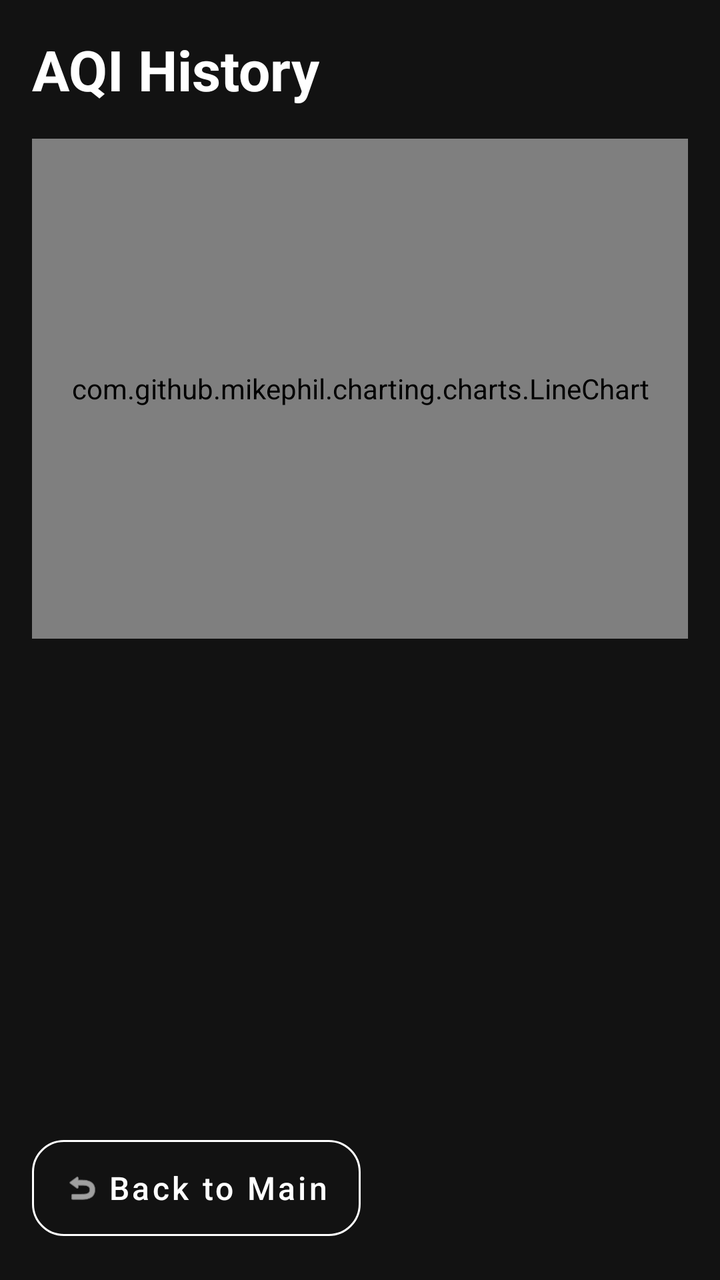
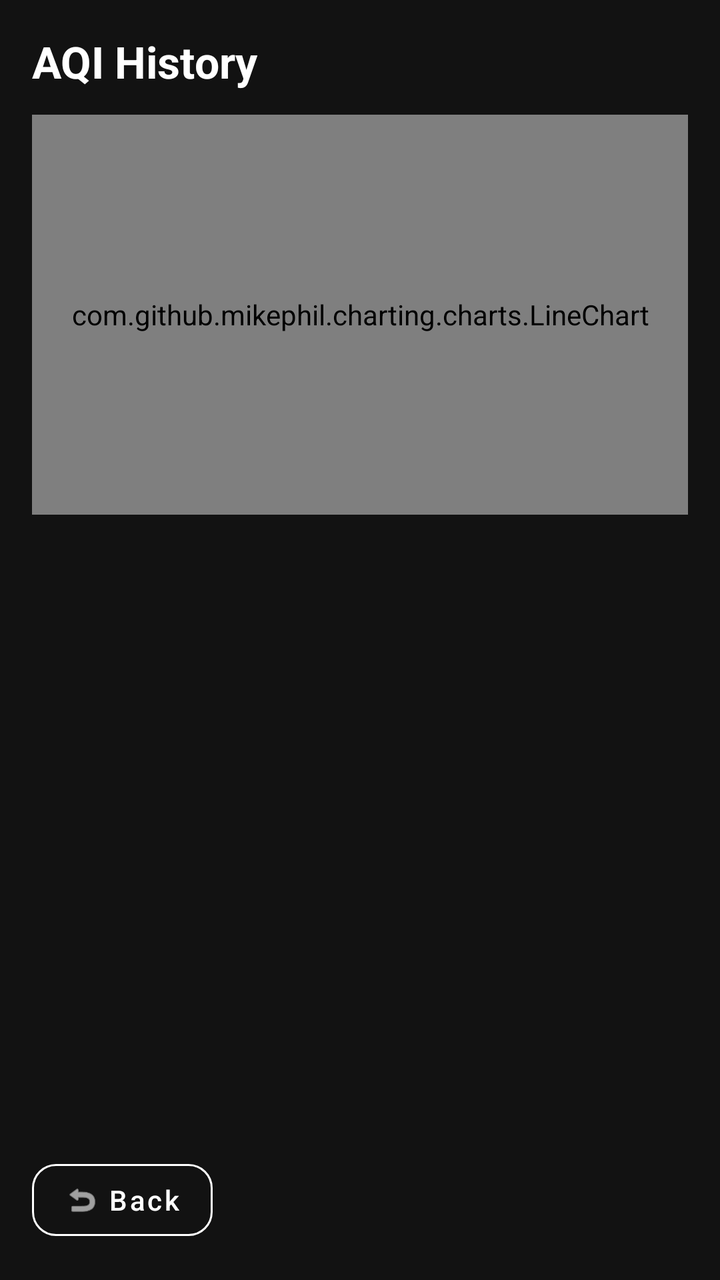

The first picture is an Android layout as it rendered before a commit; the second is the same layout after the commit. The layout source and the unified diff follow.
<!-- AndroidManifest.xml: application theme Theme.Project_AQI -->
<!-- res/layout/activity_history.xml -->
<?xml version="1.0" encoding="utf-8"?>
<LinearLayout
    xmlns:android="http://schemas.android.com/apk/res/android"
    xmlns:app="http://schemas.android.com/apk/res-auto"
    android:layout_width="match_parent"
    android:layout_height="match_parent"
    android:orientation="vertical"
    android:background="#121212"
    android:padding="16dp">

    
    <TextView
        android:layout_width="wrap_content"
        android:layout_height="wrap_content"
        android:text="AQI History"
        android:textColor="#FFFFFF"
        android:textSize="28sp"
        android:textStyle="bold"
        android:layout_marginBottom="16dp"/>

    
    <com.github.mikephil.charting.charts.LineChart
        android:id="@+id/lineChart"
        android:layout_width="match_parent"
        android:layout_height="250dp"
        android:layout_marginBottom="20dp"/>

    
    <androidx.recyclerview.widget.RecyclerView
        android:id="@+id/recyclerHistory"
        android:layout_width="match_parent"
        android:layout_height="0dp"
        android:layout_weight="1"
        android:layout_marginBottom="16dp"/>

    
    <LinearLayout
        android:layout_width="match_parent"
        android:layout_height="wrap_content"
        android:gravity="start">

        <com.google.android.material.button.MaterialButton
            android:id="@+id/btnBack"
            style="@style/Widget.MaterialComponents.Button.OutlinedButton"
            android:layout_width="wrap_content"
            android:layout_height="60dp"
            android:text="Back to Main"
            android:textColor="#FFFFFF"
            android:textAllCaps="false"
            android:textSize="16sp"
            app:strokeColor="#FFFFFF"
            app:strokeWidth="1dp"
            app:cornerRadius="16dp"
            app:icon="@android:drawable/ic_menu_revert"
            app:iconTint="#FFFFFF" />

    </LinearLayout>

</LinearLayout>
<!-- resources referenced by this layout -->
<resources>
  <style name="Theme.Project_AQI" parent="Base.Theme.Project_AQI" />
  <style name="Base.Theme.Project_AQI" parent="Theme.Material3.DayNight.NoActionBar">
          
          
      </style>
</resources>

<!-- the commit's change to res/layout/activity_history.xml (unified diff, before → after) -->
@@ -14,16 +14,16 @@
         android:layout_height="wrap_content"
         android:text="AQI History"
         android:textColor="#FFFFFF"
-        android:textSize="28sp"
+        android:textSize="22sp"
         android:textStyle="bold"
-        android:layout_marginBottom="16dp"/>
+        android:layout_marginBottom="12dp"/>
 
     
     <com.github.mikephil.charting.charts.LineChart
         android:id="@+id/lineChart"
         android:layout_width="match_parent"
-        android:layout_height="250dp"
-        android:layout_marginBottom="20dp"/>
+        android:layout_height="200dp"
+        android:layout_marginBottom="16dp"/>
 
     
     <androidx.recyclerview.widget.RecyclerView
@@ -31,7 +31,7 @@
         android:layout_width="match_parent"
         android:layout_height="0dp"
         android:layout_weight="1"
-        android:layout_marginBottom="16dp"/>
+        android:layout_marginBottom="12dp"/>
 
     
     <LinearLayout
@@ -43,15 +43,16 @@
             android:id="@+id/btnBack"
             style="@style/Widget.MaterialComponents.Button.OutlinedButton"
             android:layout_width="wrap_content"
-            android:layout_height="60dp"
-            android:text="Back to Main"
+            android:layout_height="48dp"
+            android:text="Back"
             android:textColor="#FFFFFF"
             android:textAllCaps="false"
-            android:textSize="16sp"
+            android:textSize="14sp"
             app:strokeColor="#FFFFFF"
             app:strokeWidth="1dp"
-            app:cornerRadius="16dp"
+            app:cornerRadius="12dp"
             app:icon="@android:drawable/ic_menu_revert"
+            app:iconSize="18dp"
             app:iconTint="#FFFFFF" />
 
     </LinearLayout>
